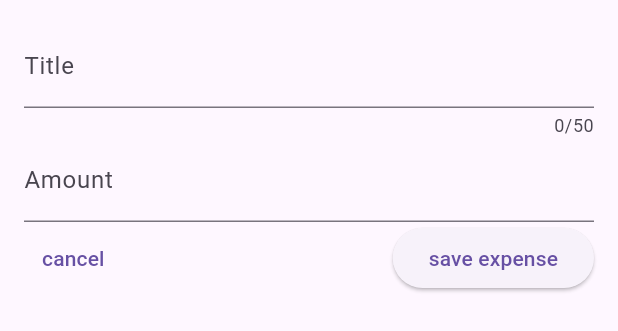
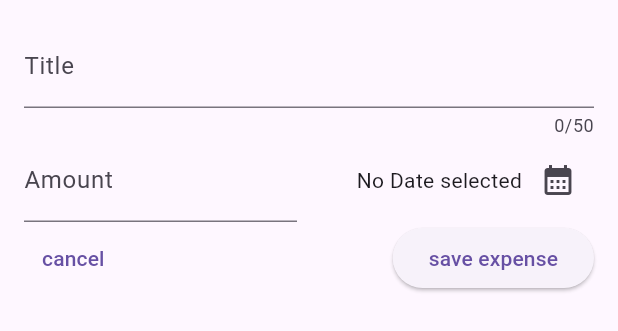
Before and after one commit to baralisachin10/add-your-expenses, a Flutter app: the AddExpense widget shown alone on an empty page, opened directly, on a phone screen of 412 x 824 dp. Shown: the top 331 px of the screen. Run offline on Flutter 3.47's test engine with Material 2 defaults, Android fonts, the phone set to English and light mode, and no system bars.

Commit message:
some changes

```diff
--- a/lib/widgets/new_expense.dart
+++ b/lib/widgets/new_expense.dart
@@ -1,4 +1,5 @@
 import 'package:flutter/material.dart';
+import 'package:add_your_expenses/models/expense.dart';
 
 class AddExpense extends StatefulWidget {
   const AddExpense({super.key});
@@ -10,6 +11,22 @@
 class _AddExpenseState extends State<AddExpense> {
   final _titleController = TextEditingController();
   final _amountController = TextEditingController();
+
+  DateTime? _selectedDate;
+
+  void _presentDatePicker() async {
+    final now = DateTime.now();
+    final firstDate = DateTime(now.year - 1, now.month, now.day);
+    final pickedDate = await showDatePicker(
+      context: context,
+      initialDate: now,
+      firstDate: firstDate,
+      lastDate: now,
+    );
+    setState(() {
+      _selectedDate = pickedDate;
+    });
+  }
 
   @override
   void dispose() {
@@ -36,8 +53,12 @@
               label: Text('Title'),
             ),
           ),
+          // amount and datepicker
+          Row(
+            children: [
               //  textfield for amount
-          TextField(
+              Expanded(
+                child: TextField(
                   controller: _amountController,
                   keyboardType: TextInputType.number,
                   decoration: const InputDecoration(
@@ -45,6 +66,32 @@
                     label: Text('Amount'),
                   ),
                 ),
+              ),
+              const SizedBox(
+                width: 16,
+              ),
+              // field for date
+
+              Expanded(
+                child: Row(
+                  mainAxisAlignment: MainAxisAlignment.end,
+                  children: [
+                    Text(
+                      _selectedDate == null
+                          ? 'No Date selected'
+                          : formatter.format(_selectedDate!),
+                    ),
+                    IconButton(
+                      onPressed: _presentDatePicker,
+                      icon: const Icon(Icons.calendar_month),
+                    ),
+                  ],
+                ),
+              )
+            ],
+          ),
+
+          // save and cancel button
           Row(
             children: [
               // button to cancel the exepense
```
Lines whose indentation alone changed are shown as unchanged.
